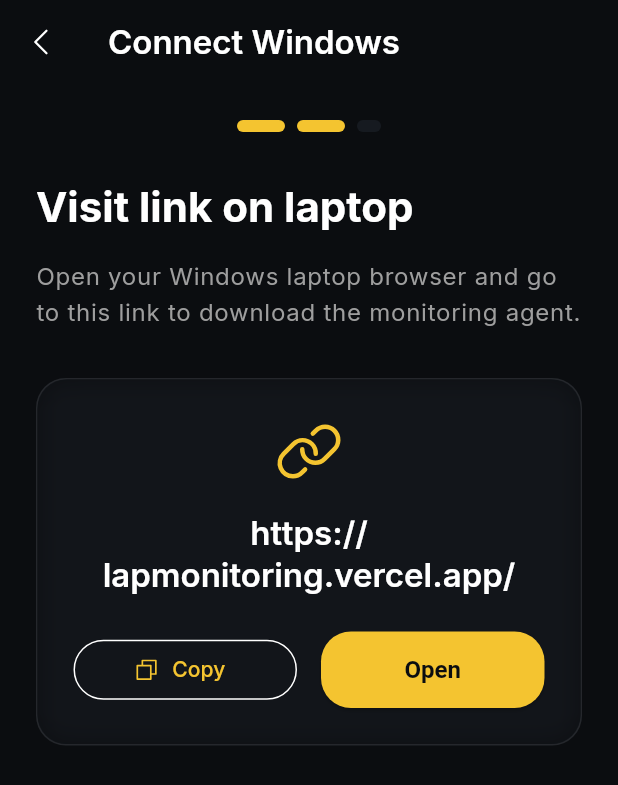
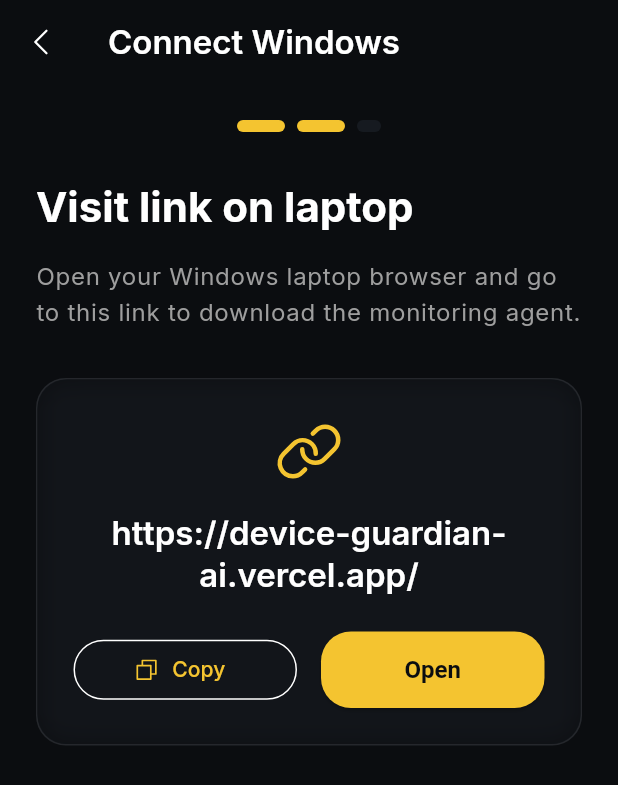
Before and after one commit to Amudieshwar-AG/DeviceGuardian-AI, a Flutter app: the WindowsFlowScreen screen opened by its route, after a tap on "Continue", on a phone screen of 412 x 824 dp. Shown: the top 785 px of the screen. Run offline on Flutter 3.47's test engine with Material 3 defaults, Android fonts, the phone set to English and light mode, and no system bars; drawn by our look-alikes of flutter_animate; our stand-ins replace battery_plus, device_info_plus, fl_chart, flutter_riverpod, go_router, google_fonts and 5 more; accounts and stored records are empty; network calls fail.

Commit message:
fix: update windows flow screen to point to correct vercel link

```diff
--- a/app/lib/features/devices/windows_flow_screen.dart
+++ b/app/lib/features/devices/windows_flow_screen.dart
@@ -115,7 +115,7 @@
             children: [
               Icon(PhosphorIcons.link(), size: 48, color: AppTheme.primaryColor),
               const SizedBox(height: 16),
-              Text('https://lapmonitoring.vercel.app/',
+              Text('https://device-guardian-ai.vercel.app/',
                   style: Theme.of(context).textTheme.titleLarge,
                   textAlign: TextAlign.center),
               const SizedBox(height: 24),
@@ -124,7 +124,7 @@
                   Expanded(
                     child: OutlinedButton.icon(
                       onPressed: () {
-                        Clipboard.setData(const ClipboardData(text: 'https://lapmonitoring.vercel.app/'));
+                        Clipboard.setData(const ClipboardData(text: 'https://device-guardian-ai.vercel.app/'));
                         ScaffoldMessenger.of(context).showSnackBar(
                           const SnackBar(content: Text('Link copied to clipboard')),
                         );
@@ -137,7 +137,7 @@
                   Expanded(
                     child: ElevatedButton(
                       onPressed: () {
-                        launchUrl(Uri.parse('https://lapmonitoring.vercel.app/'));
+                        launchUrl(Uri.parse('https://device-guardian-ai.vercel.app/'));
                         _nextStep();
                       },
                       child: const Text('Open'),
```
Also changed, not shown: Images/Screenshot 2026-07-18 213659.png (added), Images/Screenshot 2026-07-18 213729.png (added), Images/WhatsApp Image 2026-07-18 at 9.38.49 PM.jpeg (added), Images/img11.jpeg (added), Images/img12.jpeg (added), Images/img13.jpeg (added), Images/img2.jpeg (added), Images/img3.jpeg (added), Images/img4.jpeg (added), Images/img5.jpeg (added), Images/img6.jpeg (added), Images/img7.jpeg (added), Images/img8.jpeg (added), Images/img9.jpeg (added).
